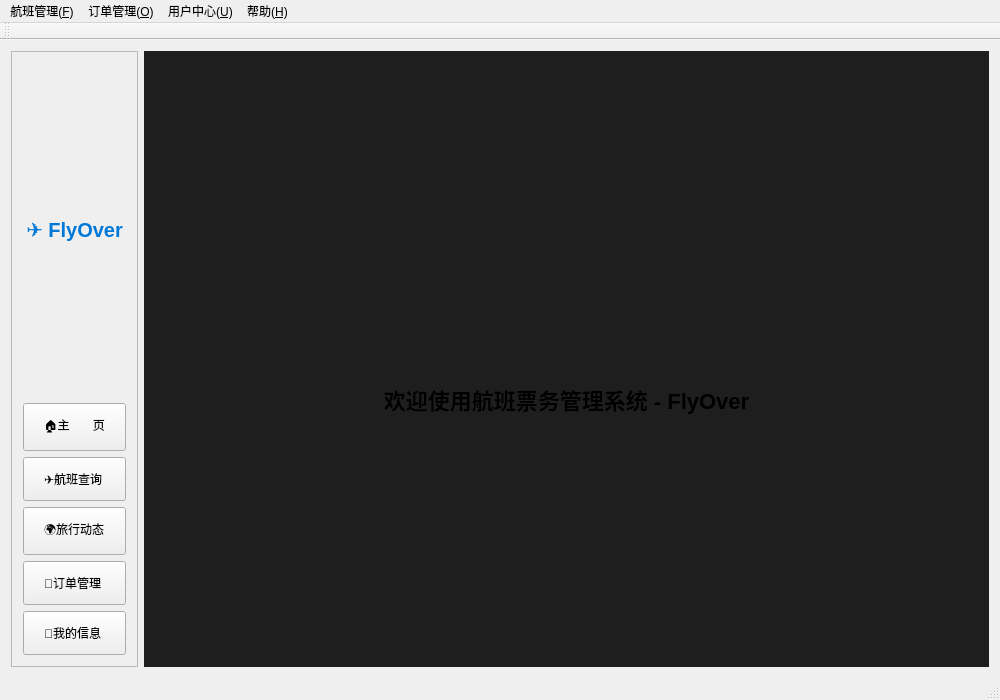
Old version of the form mainwindow.ui in the repository sheldonshi115/Flight_Tickets_System-FlyOver-.
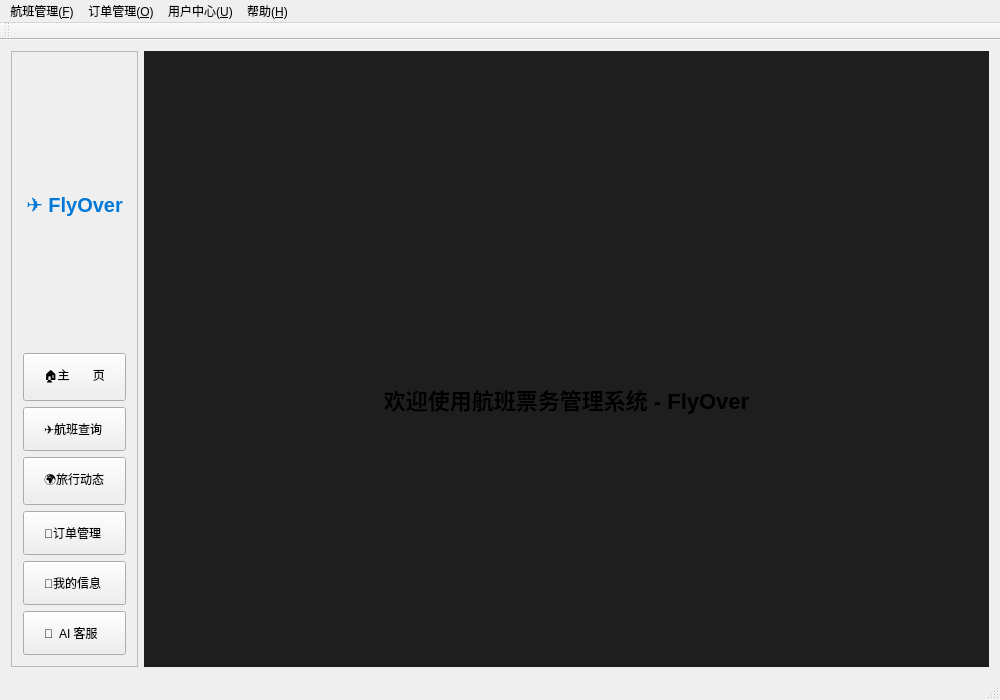
New version of the form.

Commit message: 主页面增加“AI客服”按钮

```diff
--- a/mainwindow.ui
+++ b/mainwindow.ui
@@ -84,6 +84,16 @@
          </property>
         </widget>
        </item>
+       <item>
+        <widget class="QPushButton" name="btnAIService">
+         <property name="styleSheet">
+          <string notr="true">text-align: left; padding: 12px 20px;</string>
+         </property>
+         <property name="text">
+          <string>💬  AI 客服</string>
+         </property>
+        </widget>
+       </item>
       </layout>
      </widget>
     </item>
```
Left out of the diff: 2 changed lines with no effect on the pictures.
